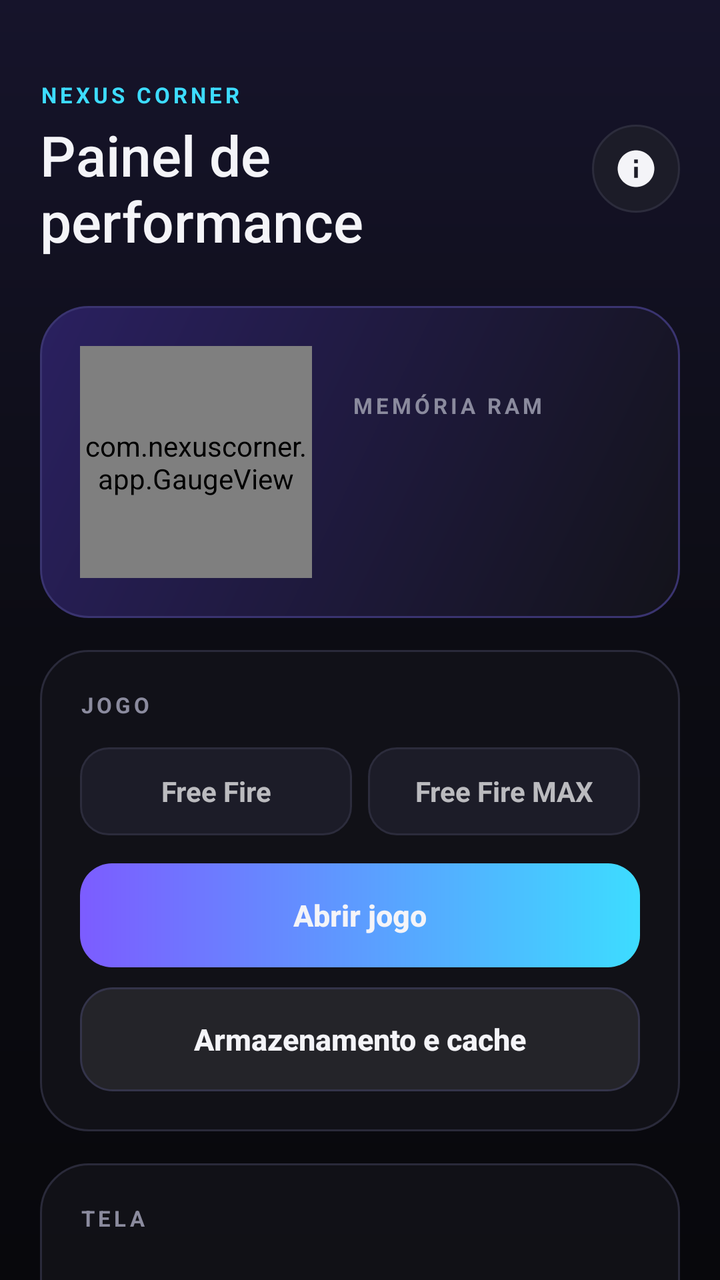
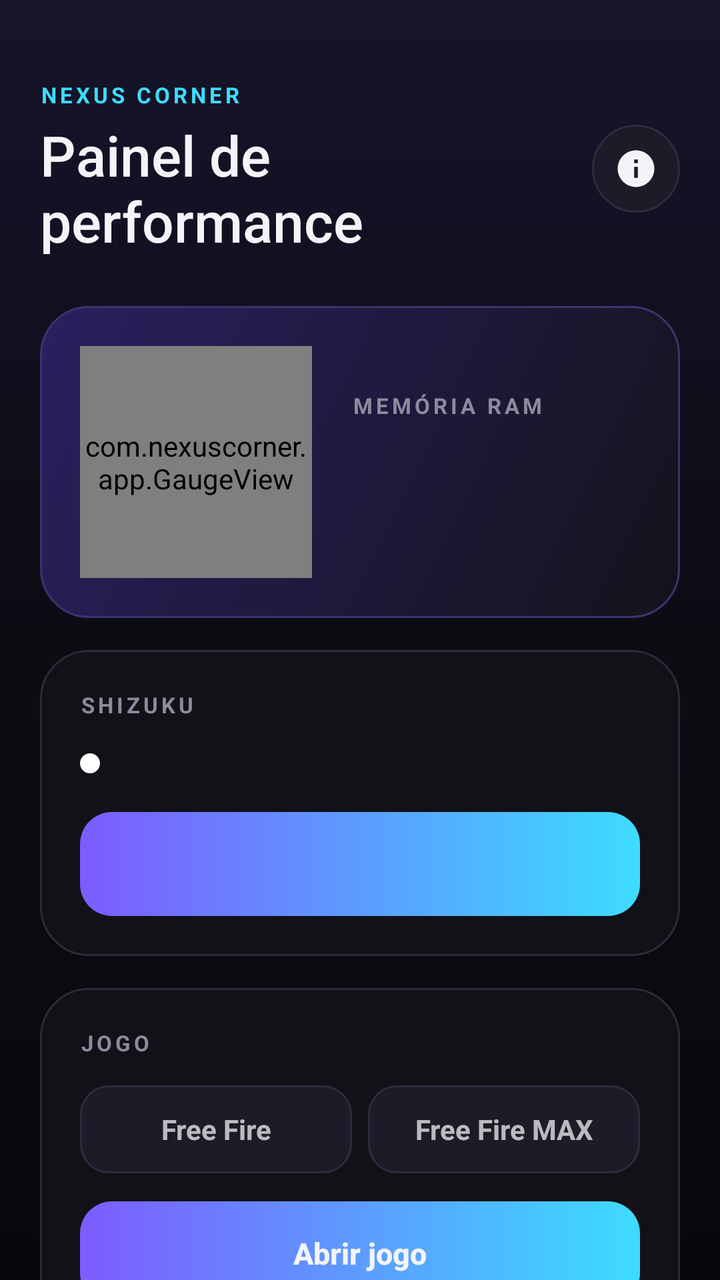

Before-and-after screenshots of an Android layout around one commit, followed by the original layout XML and the change that was made.
<!-- AndroidManifest.xml: application theme App -->
<!-- res/layout/activity_main.xml -->
<?xml version="1.0" encoding="utf-8"?>
<ScrollView xmlns:android="http://schemas.android.com/apk/res/android" android:layout_width="match_parent" android:layout_height="match_parent" android:fillViewport="true" android:scrollbars="none">
<LinearLayout android:id="@+id/content" android:layout_width="match_parent" android:layout_height="wrap_content" android:orientation="vertical" android:padding="20dp">
    <LinearLayout android:layout_width="match_parent" android:layout_height="wrap_content" android:layout_marginTop="20dp" android:gravity="center_vertical">
        <LinearLayout android:layout_width="0dp" android:layout_height="wrap_content" android:layout_weight="1" android:orientation="vertical">
            <TextView style="@style/Label" android:text="NEXUS CORNER" android:textColor="@color/a2"/>
            <TextView android:layout_width="wrap_content" android:layout_height="wrap_content" android:text="@string/headline" android:textColor="@color/text" android:textSize="28sp" android:fontFamily="sans-serif-medium" android:layout_marginTop="4dp"/>
        </LinearLayout>
        <ImageView android:id="@+id/btnInfo" android:layout_width="44dp" android:layout_height="44dp" android:padding="11dp" android:src="@drawable/ic_info" android:background="@drawable/icon_btn" android:contentDescription="Termos e direitos autorais"/>
    </LinearLayout>
    <LinearLayout style="@style/Card" android:orientation="horizontal" android:background="@drawable/card_hero" android:gravity="center_vertical" android:layout_marginTop="24dp">
        <com.nexuscorner.app.GaugeView android:id="@+id/gauge" android:layout_width="116dp" android:layout_height="116dp"/>
        <LinearLayout android:layout_width="0dp" android:layout_height="wrap_content" android:layout_weight="1" android:orientation="vertical" android:layout_marginStart="20dp">
            <TextView style="@style/Label" android:text="MEMÓRIA RAM"/>
            <TextView android:id="@+id/tvRam" android:layout_width="wrap_content" android:layout_height="wrap_content" android:textColor="@color/text" android:textSize="18sp" android:fontFamily="sans-serif-medium" android:layout_marginTop="6dp"/>
            <TextView android:id="@+id/tvStorage" android:layout_width="wrap_content" android:layout_height="wrap_content" android:textColor="@color/muted" android:textSize="12sp" android:layout_marginTop="10dp"/>
        </LinearLayout>
    </LinearLayout>
    <LinearLayout style="@style/Card">
        <TextView style="@style/Label" android:text="JOGO"/>
        <LinearLayout android:layout_width="match_parent" android:layout_height="wrap_content" android:layout_marginTop="14dp">
            <TextView android:id="@+id/chipFf" style="@style/Chip" android:text="Free Fire"/>
            <TextView android:id="@+id/chipMax" style="@style/Chip" android:text="Free Fire MAX" android:layout_marginEnd="0dp"/>
        </LinearLayout>
        <Button android:id="@+id/btnLaunch" style="@style/BtnPrimary" android:text="Abrir jogo" android:layout_marginTop="14dp"/>
        <Button android:id="@+id/btnData" style="@style/Btn" android:text="Armazenamento e cache"/>
    </LinearLayout>
    <LinearLayout style="@style/Card">
        <TextView style="@style/Label" android:text="TELA"/>
        <TextView android:id="@+id/tvScreen" android:layout_width="wrap_content" android:layout_height="wrap_content" android:textColor="@color/text" android:textSize="15sp" android:fontFamily="sans-serif-medium" android:layout_marginTop="8dp"/>
        <LinearLayout android:layout_width="match_parent" android:layout_height="wrap_content" android:layout_marginTop="14dp">
            <EditText android:id="@+id/etW" style="@style/Input" android:hint="Largura" android:text="1080" android:textColorHint="@color/muted"/>
            <EditText android:id="@+id/etH" style="@style/Input" android:hint="Altura" android:text="2400" android:textColorHint="@color/muted"/>
            <EditText android:id="@+id/etD" style="@style/Input" android:hint="DPI" android:text="420" android:textColorHint="@color/muted" android:layout_marginEnd="0dp"/>
        </LinearLayout>
        <Button android:id="@+id/btnCopy" style="@style/BtnPrimary" android:text="Copiar comando" android:layout_marginTop="14dp"/>
        <Button android:id="@+id/btnReset" style="@style/Btn" android:text="Copiar comando de restauração"/>
        <TextView android:layout_width="wrap_content" android:layout_height="wrap_content" android:text="@string/screen_note" android:textColor="@color/muted" android:textSize="12sp" android:layout_marginTop="14dp" android:lineSpacingMultiplier="1.2"/>
    </LinearLayout>
    <TextView android:id="@+id/tvLegal" android:layout_width="match_parent" android:layout_height="wrap_content" android:gravity="center" android:padding="24dp" android:text="Termos, privacidade e direitos autorais" android:textColor="@color/muted" android:textSize="12sp"/>
</LinearLayout>
</ScrollView>
<!-- resources referenced by this layout -->
<resources>
  <color name="a2">#3DDCFF</color>
  <color name="muted">#8B8B9E</color>
  <color name="text">#F4F4F8</color>
  <!-- drawable card_hero (drawable) -->
  <shape xmlns:android="http://schemas.android.com/apk/res/android"><gradient android:startColor="#2A2060" android:endColor="#13131A" android:angle="315"/><corners android:radius="24dp"/><stroke android:width="1dp" android:color="#3A3470"/></shape>
  <!-- drawable ic_info (drawable) -->
  <vector xmlns:android="http://schemas.android.com/apk/res/android" android:width="24dp" android:height="24dp" android:viewportWidth="24" android:viewportHeight="24">
      <path android:fillColor="#F4F4F8" android:pathData="M12,2C6.48,2 2,6.48 2,12s4.48,10 10,10 10,-4.48 10,-10S17.52,2 12,2zM13,17h-2v-6h2v6zM13,9h-2L11,7h2v2z"/>
  </vector>
  <!-- drawable icon_btn (drawable) -->
  <ripple xmlns:android="http://schemas.android.com/apk/res/android" android:color="#33FFFFFF"><item><shape android:shape="oval"><solid android:color="#1C1C28"/><stroke android:width="1dp" android:color="#2C2C3C"/></shape></item></ripple>
  <string name="headline">Painel de performance</string>
  <string name="screen_note">O Nexus Corner não altera a tela sozinho. Cole o comando no Shizuku, no ADB ou em um terminal com permissão. Anote o comando de restauração antes de aplicar: se a tela ficar ruim, rode-o.</string>
  <style name="BtnPrimary" parent="Btn">
          <item name="android:textColor">@color/text</item><item name="android:background">@drawable/btn_primary</item>
      </style>
  <style name="Card">
          <item name="android:layout_width">match_parent</item><item name="android:layout_height">wrap_content</item>
          <item name="android:layout_marginTop">16dp</item><item name="android:padding">20dp</item>
          <item name="android:orientation">vertical</item><item name="android:background">@drawable/card</item>
      </style>
  <style name="Label">
          <item name="android:layout_width">wrap_content</item><item name="android:layout_height">wrap_content</item>
          <item name="android:textSize">11sp</item><item name="android:textStyle">bold</item>
          <item name="android:letterSpacing">0.15</item><item name="android:textColor">@color/muted</item>
      </style>
  <style name="App" parent="@android:style/Theme.Material.NoActionBar">
          <item name="android:windowBackground">@drawable/bg_main</item>
          <item name="android:statusBarColor">@color/bg</item>
          <item name="android:navigationBarColor">@color/bg</item>
          <item name="android:colorAccent">@color/a2</item>
      </style>
  <!-- drawable btn_outline (drawable) -->
  <ripple xmlns:android="http://schemas.android.com/apk/res/android" android:color="#33FFFFFF"><item><shape><solid android:color="#14FFFFFF"/><corners android:radius="16dp"/><stroke android:width="1dp" android:color="#34344A"/></shape></item></ripple>
  <!-- drawable btn_primary (drawable) -->
  <ripple xmlns:android="http://schemas.android.com/apk/res/android" android:color="#44FFFFFF"><item><shape><gradient android:startColor="#7C5CFF" android:endColor="#3DDCFF" android:angle="0"/><corners android:radius="16dp"/></shape></item></ripple>
  <!-- drawable card (drawable) -->
  <shape xmlns:android="http://schemas.android.com/apk/res/android"><solid android:color="#CC13131A"/><corners android:radius="24dp"/><stroke android:width="1dp" android:color="#2A2A3A"/></shape>
  <!-- drawable bg_main (drawable) -->
  <shape xmlns:android="http://schemas.android.com/apk/res/android"><gradient android:startColor="#16142B" android:centerColor="#0C0C13" android:endColor="#08080C" android:angle="270"/></shape>
  <color name="bg">#0A0A0F</color>
  <!-- unchanged entries left out for length: 5 -->
</resources>

<!-- the commit's change to res/layout/activity_main.xml (unified diff, before → after) -->
@@ -17,6 +17,14 @@
         </LinearLayout>
     </LinearLayout>
     <LinearLayout style="@style/Card">
+        <TextView style="@style/Label" android:text="SHIZUKU"/>
+        <LinearLayout android:layout_width="match_parent" android:layout_height="wrap_content" android:layout_marginTop="12dp" android:gravity="center_vertical">
+            <View android:id="@+id/dotSh" android:layout_width="10dp" android:layout_height="10dp" android:background="@drawable/dot"/>
+            <TextView android:id="@+id/tvShizuku" android:layout_width="wrap_content" android:layout_height="wrap_content" android:layout_marginStart="10dp" android:textColor="@color/text" android:textSize="15sp" android:fontFamily="sans-serif-medium"/>
+        </LinearLayout>
+        <Button android:id="@+id/btnShizuku" style="@style/BtnPrimary" android:layout_marginTop="14dp"/>
+    </LinearLayout>
+    <LinearLayout style="@style/Card">
         <TextView style="@style/Label" android:text="JOGO"/>
         <LinearLayout android:layout_width="match_parent" android:layout_height="wrap_content" android:layout_marginTop="14dp">
             <TextView android:id="@+id/chipFf" style="@style/Chip" android:text="Free Fire"/>
@@ -29,12 +37,18 @@
         <TextView style="@style/Label" android:text="TELA"/>
         <TextView android:id="@+id/tvScreen" android:layout_width="wrap_content" android:layout_height="wrap_content" android:textColor="@color/text" android:textSize="15sp" android:fontFamily="sans-serif-medium" android:layout_marginTop="8dp"/>
         <LinearLayout android:layout_width="match_parent" android:layout_height="wrap_content" android:layout_marginTop="14dp">
+            <TextView android:id="@+id/p100" style="@style/Chip" android:text="100%" android:textColor="@color/text"/>
+            <TextView android:id="@+id/p85" style="@style/Chip" android:text="85%" android:textColor="@color/text"/>
+            <TextView android:id="@+id/p75" style="@style/Chip" android:text="75%" android:textColor="@color/text" android:layout_marginEnd="0dp"/>
+        </LinearLayout>
+        <LinearLayout android:layout_width="match_parent" android:layout_height="wrap_content" android:layout_marginTop="14dp">
             <EditText android:id="@+id/etW" style="@style/Input" android:hint="Largura" android:text="1080" android:textColorHint="@color/muted"/>
             <EditText android:id="@+id/etH" style="@style/Input" android:hint="Altura" android:text="2400" android:textColorHint="@color/muted"/>
             <EditText android:id="@+id/etD" style="@style/Input" android:hint="DPI" android:text="420" android:textColorHint="@color/muted" android:layout_marginEnd="0dp"/>
         </LinearLayout>
-        <Button android:id="@+id/btnCopy" style="@style/BtnPrimary" android:text="Copiar comando" android:layout_marginTop="14dp"/>
-        <Button android:id="@+id/btnReset" style="@style/Btn" android:text="Copiar comando de restauração"/>
+        <Button android:id="@+id/btnApply" style="@style/BtnPrimary" android:text="Aplicar resolução" android:layout_marginTop="14dp"/>
+        <Button android:id="@+id/btnReset" style="@style/Btn" android:text="Restaurar padrão"/>
+        <Button android:id="@+id/btnCopy" style="@style/Btn" android:text="Copiar comando (modo manual)"/>
         <TextView android:layout_width="wrap_content" android:layout_height="wrap_content" android:text="@string/screen_note" android:textColor="@color/muted" android:textSize="12sp" android:layout_marginTop="14dp" android:lineSpacingMultiplier="1.2"/>
     </LinearLayout>
     <TextView android:id="@+id/tvLegal" android:layout_width="match_parent" android:layout_height="wrap_content" android:gravity="center" android:padding="24dp" android:text="Termos, privacidade e direitos autorais" android:textColor="@color/muted" android:textSize="12sp"/>
<!-- resource entries referenced after the edit -->
@@ -5,6 +5,8 @@
   <color name="text">#F4F4F8</color>
   <!-- drawable card_hero (drawable) -->
   <shape xmlns:android="http://schemas.android.com/apk/res/android"><gradient android:startColor="#2A2060" android:endColor="#13131A" android:angle="315"/><corners android:radius="24dp"/><stroke android:width="1dp" android:color="#3A3470"/></shape>
+  <!-- drawable dot (drawable) -->
+  <shape xmlns:android="http://schemas.android.com/apk/res/android" android:shape="oval"><solid android:color="#FFFFFF"/></shape>
   <!-- drawable ic_info (drawable) -->
   <vector xmlns:android="http://schemas.android.com/apk/res/android" android:width="24dp" android:height="24dp" android:viewportWidth="24" android:viewportHeight="24">
       <path android:fillColor="#F4F4F8" android:pathData="M12,2C6.48,2 2,6.48 2,12s4.48,10 10,10 10,-4.48 10,-10S17.52,2 12,2zM13,17h-2v-6h2v6zM13,9h-2L11,7h2v2z"/>
@@ -12,7 +14,7 @@
   <!-- drawable icon_btn (drawable) -->
   <ripple xmlns:android="http://schemas.android.com/apk/res/android" android:color="#33FFFFFF"><item><shape android:shape="oval"><solid android:color="#1C1C28"/><stroke android:width="1dp" android:color="#2C2C3C"/></shape></item></ripple>
   <string name="headline">Painel de performance</string>
-  <string name="screen_note">O Nexus Corner não altera a tela sozinho. Cole o comando no Shizuku, no ADB ou em um terminal com permissão. Anote o comando de restauração antes de aplicar: se a tela ficar ruim, rode-o.</string>
+  <string name="screen_note">Com o Shizuku conectado, o app aplica a resolução por conta própria e reverte sozinho em 15 segundos se você não confirmar. Sem o Shizuku, use o modo manual.</string>
   <style name="BtnPrimary" parent="Btn">
           <item name="android:textColor">@color/text</item><item name="android:background">@drawable/btn_primary</item>
       </style>
